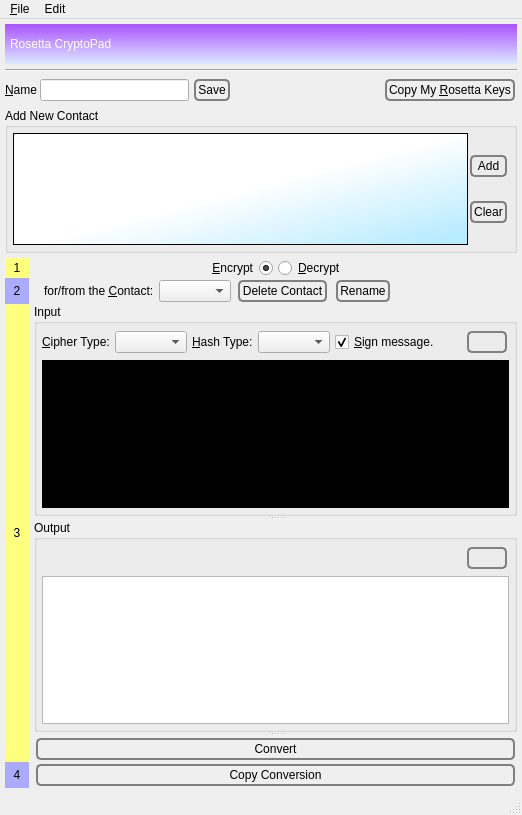
First picture: the form in branches/trunk/GoldBug-UI/rosetta.ui, repository textbrowser/spot-on, before the edit.
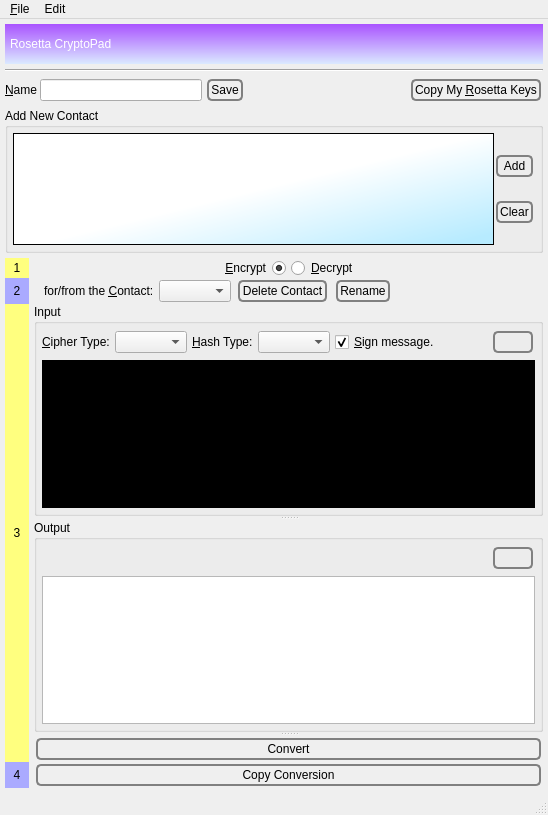
Second picture: the form after the edit. Icons and pictures are not drawn.

Commit message: Monospace fonts.

```diff
--- a/branches/trunk/GoldBug-UI/rosetta.ui
+++ b/branches/trunk/GoldBug-UI/rosetta.ui
@@ -6,7 +6,7 @@
    <rect>
     <x>0</x>
     <y>0</y>
-    <width>522</width>
+    <width>548</width>
     <height>815</height>
    </rect>
   </property>
@@ -173,6 +173,11 @@
          </property>
          <item>
           <widget class="QTextEdit" name="newContact">
+           <property name="font">
+            <font>
+             <family>Monospace</family>
+            </font>
+           </property>
            <property name="styleSheet">
             <string notr="true">background-color: qlineargradient(spread:pad, x1:0.968, y1:0.932, x2:0.513, y2:0.5, stop:0 rgba(183, 235, 255, 255), stop:1 rgba(255, 255, 255, 255)); </string>
            </property>
@@ -789,8 +794,8 @@
     <rect>
      <x>0</x>
      <y>0</y>
-     <width>522</width>
-     <height>25</height>
+     <width>548</width>
+     <height>27</height>
     </rect>
    </property>
    <widget class="QMenu" name="menu_File">
```
The commit also changes 2 other files.
